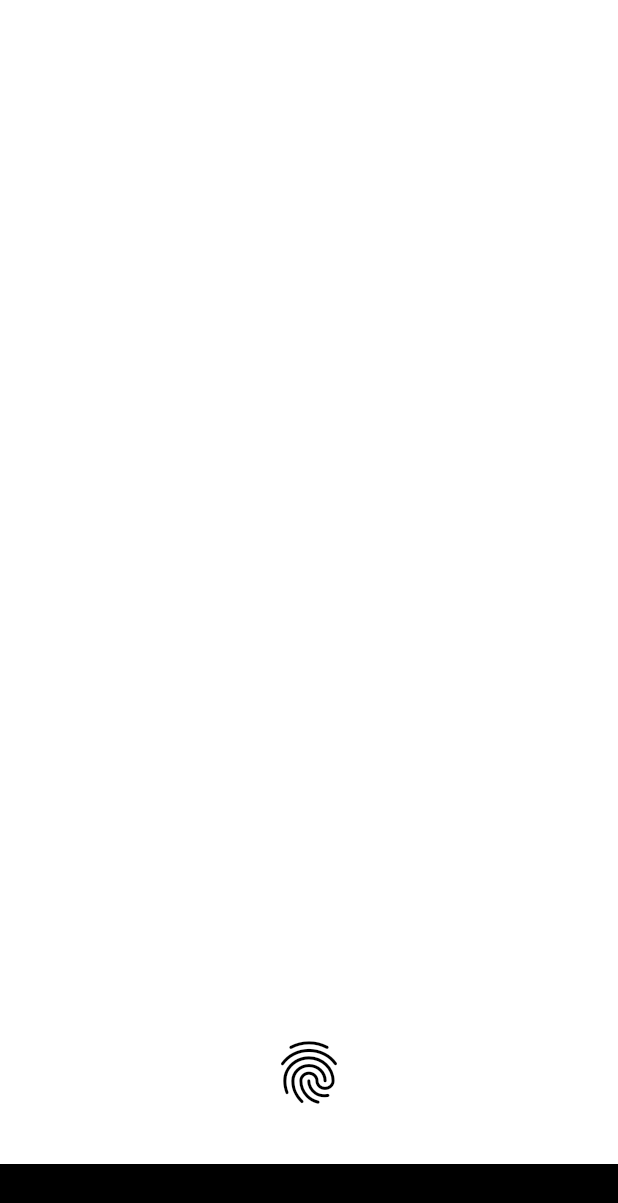
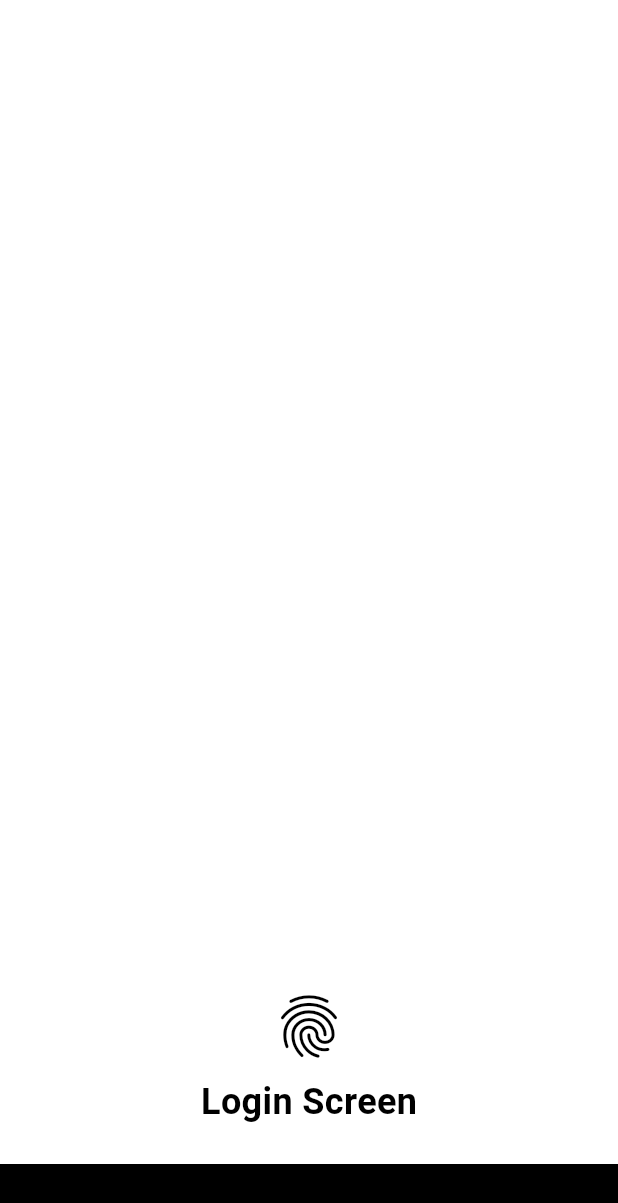
Before and after one commit to Sfabi28/Swifty_Protein, a Flutter app: the screen it shows after launch, after a tap on the "fingerprint" icon, on a phone screen of 412 x 824 dp. Shown: the top 1203 px of the screen. Run offline on Flutter 3.47's test engine with Material 3 defaults, Android fonts, the phone set to English and light mode, and no system bars; our stand-ins replace flutter_dotenv, local_auth, sqflite; missing offline and left inert: local_auth_android, local_auth_darwin; accounts and stored records are empty.

Commit message:
ready for peer eval

```diff
--- a/lib/screens/login_screen.dart
+++ b/lib/screens/login_screen.dart
@@ -77,10 +77,19 @@ class _LoginScreenState extends State<LoginScreen> {
       backgroundColor: Colors.transparent, //trasparente per mostrare lo sfondo grigio globale definito nel main.dart
       body: Align(
         alignment: const Alignment(0, 0.8),
-        child: IconButton( //button per impronta digitale
-          icon: const Icon(Icons.fingerprint, size: 50),
-          onPressed: _authenticate,
-          tooltip: 'Accedi con Impronta',
+        child: Column(
+          mainAxisSize: MainAxisSize.min,
+          children: [
+            IconButton( //button per impronta digitale
+              icon: const Icon(Icons.fingerprint, size: 50),
+              onPressed: _authenticate,
+              tooltip: 'Accedi con Impronta',
+            ),
+            const Text(
+              "Login Screen",
+              style: TextStyle(fontSize: 24, fontWeight: FontWeight.bold),
+            ),
+          ],
         ),
       ),
     );
```
